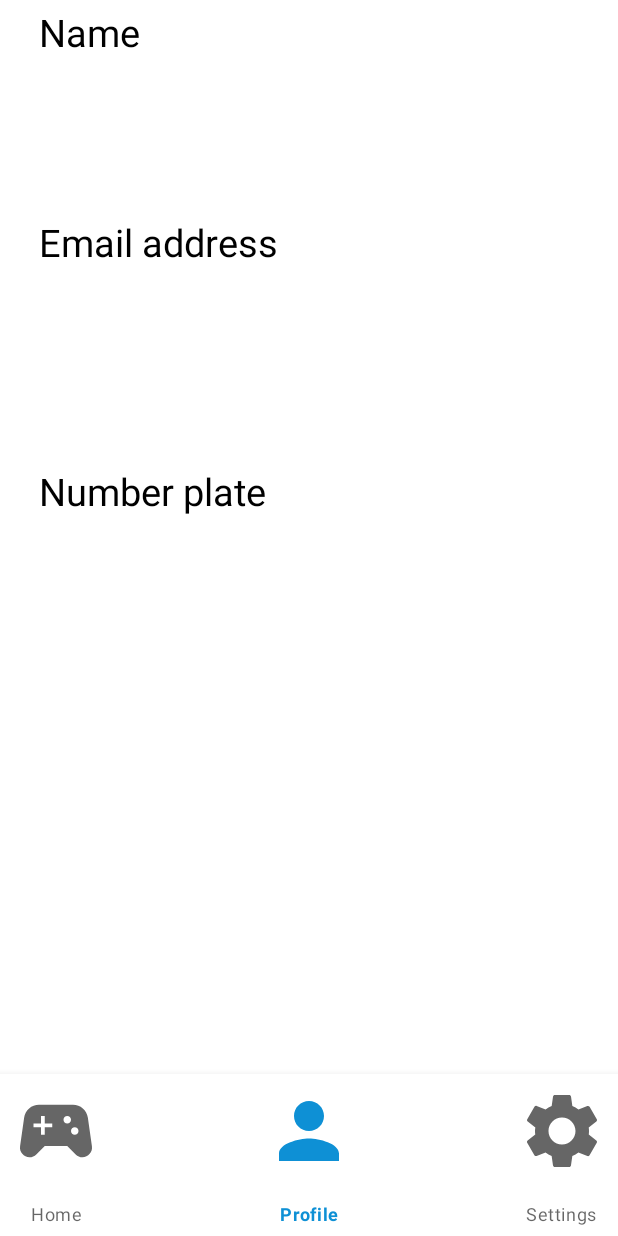
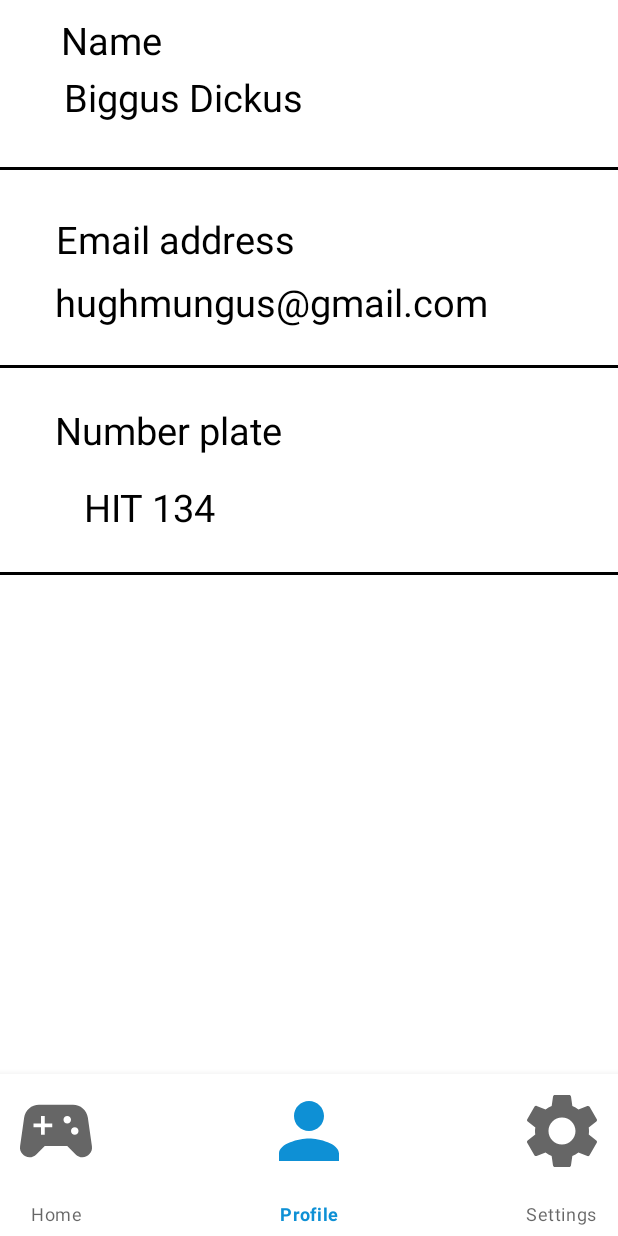
Before and after one commit to DIT113-V22/group-17, an Android app: the screen it shows after launch (MainActivity), item 2 of the bottom bar chosen, on a phone screen of 412 x 824 dp. Run offline under Robolectric (Android 15) with nearby library versions, the phone set to English and light mode, and no system bars; libraries missing offline, so code that uses them is left out: org.eclipse.paho; 3 statements that could not run were skipped.

Commit message:
Some changes
Dummy text and dividers added to the profile branch, changed icon colour for the light mode back to red.

```diff
--- a/SmartCarApp/app/src/main/res/layout/fragment_profile.xml
+++ b/SmartCarApp/app/src/main/res/layout/fragment_profile.xml
@@ -14,45 +14,121 @@
 
         <TextView
             android:id="@+id/textView4"
-            android:layout_width="308dp"
-            android:layout_height="99dp"
+            android:layout_width="121dp"
+            android:layout_height="38dp"
             android:text="Name"
             android:textColor="?attr/text_color"
             android:textSize="25dp"
             app:layout_constraintBottom_toBottomOf="parent"
             app:layout_constraintEnd_toEndOf="parent"
-            app:layout_constraintHorizontal_bias="0.252"
+            app:layout_constraintHorizontal_bias="0.14"
             app:layout_constraintStart_toStartOf="parent"
             app:layout_constraintTop_toTopOf="parent"
-            app:layout_constraintVertical_bias="0.007" />
+            app:layout_constraintVertical_bias="0.014" />
 
         <TextView
             android:id="@+id/textView2"
-            android:layout_width="308dp"
-            android:layout_height="99dp"
+            android:layout_width="194dp"
+            android:layout_height="42dp"
             android:text="Email address"
             android:textColor="?attr/text_color"
             android:textSize="25dp"
             app:layout_constraintBottom_toBottomOf="parent"
             app:layout_constraintEnd_toEndOf="parent"
-            app:layout_constraintHorizontal_bias="0.252"
+            app:layout_constraintHorizontal_bias="0.17"
             app:layout_constraintStart_toStartOf="parent"
             app:layout_constraintTop_toTopOf="parent"
-            app:layout_constraintVertical_bias="0.234" />
+            app:layout_constraintVertical_bias="0.211" />
 
         <TextView
             android:id="@+id/textView3"
-            android:layout_width="308dp"
-            android:layout_height="99dp"
+            android:layout_width="198dp"
+            android:layout_height="51dp"
             android:text="Number plate"
             android:textColor="?attr/text_color"
             android:textSize="25dp"
             app:layout_constraintBottom_toBottomOf="parent"
             app:layout_constraintEnd_toEndOf="parent"
-            app:layout_constraintHorizontal_bias="0.252"
+            app:layout_constraintHorizontal_bias="0.172"
             app:layout_constraintStart_toStartOf="parent"
             app:layout_constraintTop_toBottomOf="@+id/textView2"
-            app:layout_constraintVertical_bias="0.179" />
+            app:layout_constraintVertical_bias="0.178" />
+
+        <TextView
+            android:id="@+id/userName"
+            android:layout_width="wrap_content"
+            android:layout_height="wrap_content"
+            android:text="Biggus Dickus"
+            android:textColor="?attr/text_color"
+            android:textSize="25dp"
+            app:layout_constraintBottom_toTopOf="@+id/textView2"
+            app:layout_constraintEnd_toEndOf="parent"
+            app:layout_constraintHorizontal_bias="0.17"
+            app:layout_constraintStart_toStartOf="parent"
+            app:layout_constraintTop_toBottomOf="@+id/textView4"
+            app:layout_constraintVertical_bias="0.0" />
+
+        <TextView
+            android:id="@+id/userEmail"
+            android:layout_width="wrap_content"
+            android:layout_height="wrap_content"
+            android:text="hughmungus@gmail.com"
+            android:textColor="?attr/text_color"
+            android:textSize="25dp"
+            app:layout_constraintBottom_toTopOf="@+id/textView3"
+            app:layout_constraintEnd_toEndOf="parent"
+            app:layout_constraintHorizontal_bias="0.295"
+            app:layout_constraintStart_toStartOf="parent"
+            app:layout_constraintTop_toBottomOf="@+id/textView2"
+            app:layout_constraintVertical_bias="0.0" />
+
+        <TextView
+            android:id="@+id/userNumberName"
+            android:layout_width="wrap_content"
+            android:layout_height="wrap_content"
+            android:text="HIT 134"
+            android:textSize="25dp"
+            android:textColor="?attr/text_color"
+            app:layout_constraintBottom_toBottomOf="parent"
+            app:layout_constraintEnd_toEndOf="parent"
+            app:layout_constraintHorizontal_bias="0.173"
+            app:layout_constraintStart_toStartOf="parent"
+            app:layout_constraintTop_toBottomOf="@+id/textView3"
+            app:layout_constraintVertical_bias="0.0" />
+
+        <View
+            android:id="@+id/divider"
+            android:layout_width="538dp"
+            android:layout_height="2dp"
+            android:background="?attr/text_color"
+            app:layout_constraintBottom_toTopOf="@+id/textView2"
+            app:layout_constraintEnd_toEndOf="parent"
+            app:layout_constraintHorizontal_bias="0.5"
+            app:layout_constraintStart_toStartOf="parent"
+            app:layout_constraintTop_toBottomOf="@+id/userName" />
+
+        <View
+            android:id="@+id/divider2"
+            android:layout_width="538dp"
+            android:layout_height="2dp"
+            android:background="?attr/text_color"
+            app:layout_constraintBottom_toTopOf="@+id/textView3"
+            app:layout_constraintEnd_toEndOf="parent"
+            app:layout_constraintHorizontal_bias="0.5"
+            app:layout_constraintStart_toStartOf="parent"
+            app:layout_constraintTop_toBottomOf="@+id/userEmail" />
+
+        <View
+            android:id="@+id/divider3"
+            android:layout_width="538dp"
+            android:layout_height="2dp"
+            android:background="?attr/text_color"
+            app:layout_constraintBottom_toBottomOf="parent"
+            app:layout_constraintEnd_toEndOf="parent"
+            app:layout_constraintStart_toStartOf="parent"
+            app:layout_constraintTop_toBottomOf="@+id/userNumberName"
+            app:layout_constraintVertical_bias="0.072" />
+
 
     </androidx.constraintlayout.widget.ConstraintLayout>
 
--- a/SmartCarApp/app/src/main/res/values/themes.xml
+++ b/SmartCarApp/app/src/main/res/values/themes.xml
@@ -5,7 +5,7 @@
         <item name="colorPrimary">@color/baby_blue</item>
         <item name="colorPrimaryVariant">@color/baby_blue</item>
         <item name="colorOnPrimary">@color/Red_tester</item>
-        <item name="icon_color">@color/baby_blue</item>
+        <item name="icon_color">@color/Red_tester</item>
         <item name="android:windowAnimationStyle">@style/CustomActivityAnimation</item>
 
         <!-- Secondary brand color. -->
```
